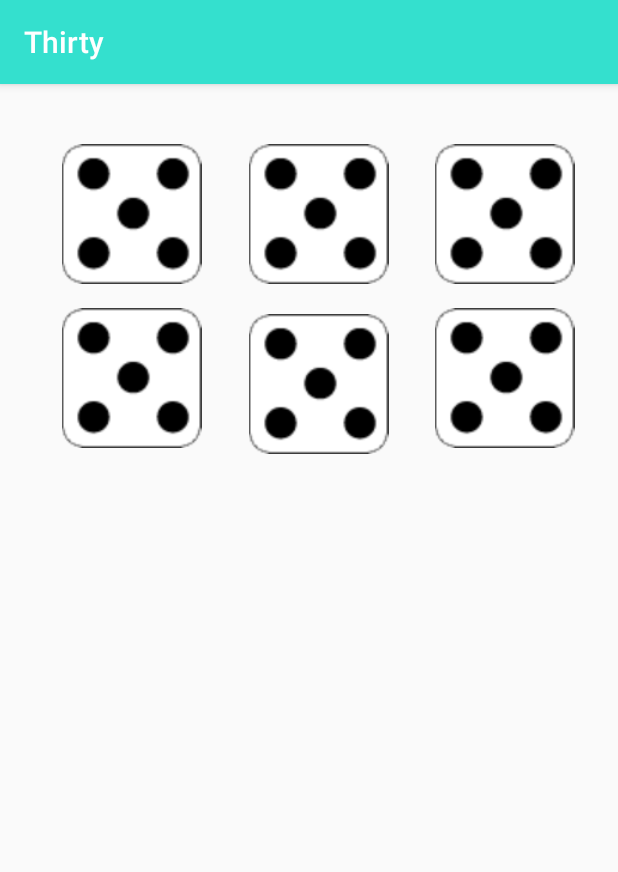
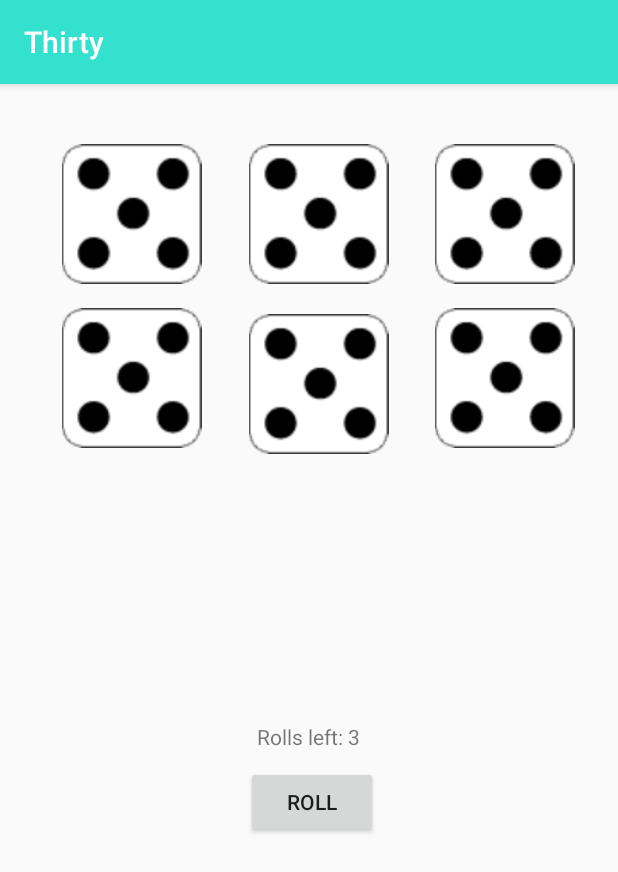
Before and after one commit to CLundstrom/Dice-Thirty, an Android app: the GameActivity screen opened directly, with no data from a screen before it, on a phone screen of 412 x 824 dp. Shown: the top 872 px of the screen. Run offline under Robolectric (Android 15) with nearby library versions, the phone set to English and light mode, and no system bars.

Commit message:
Refactored the hierarchy of Game/GameRound etc

```diff
--- a/app/src/main/java/com/example/thirty/Views/GameActivity.java
+++ b/app/src/main/java/com/example/thirty/Views/GameActivity.java
@@ -2,7 +2,9 @@ package com.example.thirty.Views;
 
 import android.support.v7.app.AppCompatActivity;
 import android.os.Bundle;
+import android.widget.Button;
 import android.widget.ImageView;
+import android.widget.TextView;
 
 import com.example.thirty.R;
 
@@ -20,7 +22,9 @@ import controllers.GameController;
 public class GameActivity extends AppCompatActivity {
 
     private GameController mGameController;
-    private ArrayList<ImageView> diceViews;
+    private ArrayList<ImageView> mDiceViews;
+    private Button roll;
+    private TextView rollText;
 
 
 
@@ -28,9 +32,14 @@ public class GameActivity extends AppCompatActivity {
     protected void onCreate(Bundle savedInstanceState) {
         super.onCreate(savedInstanceState);
         setContentView(R.layout.activity_game);
-        diceViews = getDiceViews();
-        mGameController = new GameController(diceViews);
+        roll = findViewById(R.id.button_roll);
+        rollText = findViewById(R.id.rolls);
+        roll.setOnClickListener( d -> {
+            mGameController.refreshScene(this, rollText);
+        });
 
+        mDiceViews = getDiceViews();
+        mGameController = new GameController(mDiceViews);
     }
 
     /**
--- a/app/src/main/java/controllers/GameController.java
+++ b/app/src/main/java/controllers/GameController.java
@@ -1,7 +1,9 @@
 package controllers;
 
+import android.content.Context;
 import android.view.View;
 import android.widget.ImageView;
+import android.widget.TextView;
 
 import java.util.ArrayList;
 import java.util.List;
@@ -17,43 +19,31 @@ import models.Game;
  */
 public class GameController {
 
-    public final int AMOUNT_DICES = 6;
+
     private Game mGame;
     private ArrayList<ImageView> mImageViews;
     private ArrayList<Dice> mActiveDices;
 
     public GameController(ArrayList<ImageView> imageViews) {
         this.mImageViews = imageViews;
-        mGame = new Game(AMOUNT_DICES);
-        mActiveDices = mGame.getDices();
-        updateImageView(this.mImageViews);
+        mGame = new Game();
+        mActiveDices = mGame.getCurrentRound().getDices();
+        updateImageView();
         attachListeners();
     }
 
-    public void startGame() {
-        mGame = new Game(AMOUNT_DICES);
-    }
-
-    public void endGame() {
-    }
-
-    public void updateImageView(ArrayList<ImageView> imageViews) {
-        List<Dice> dices = mGame.getDices();
-        for (int i = 0; i < imageViews.size(); i++) {
-            imageViews.get(i).setImageResource(dices.get(i).getCurrentImage());
-        }
-    }
 
     public void updateImageView() {
-        List<Dice> dices = mGame.getDices();
+        List<Dice> dices = mGame.getCurrentRound().getDices();
         for (int i = 0; i < mImageViews.size(); i++) {
             mImageViews.get(i).setImageResource(dices.get(i).getCurrentImage());
         }
     }
 
-    public void markDice(ImageView view, int position) {
-        List<Dice> tmp = mGame.getDices();
-        tmp.get(position).setMarked();
+    public void refreshScene(Context context, TextView view){
+        mGame.getCurrentRound().tossDices(context);
+        mGame.getCurrentRound().updateRollText(view);
+        updateImageView();
     }
 
     private void attachListeners(){
--- a/app/src/main/java/models/Dice.java
+++ b/app/src/main/java/models/Dice.java
@@ -32,8 +32,8 @@ public class Dice {
     }
 
     public void toss() {
+        if(mMarked == false){
             this.mValue = new Random().nextInt(6) + 1;
-
             // Updates currentImage to the corresponding value of the dice.
             switch (mValue) {
                 case 1:
@@ -54,6 +54,7 @@ public class Dice {
                 case 6:
                     mCurrentImage = R.drawable.white6;
                     break;
+            }
         }
     }
 
--- a/app/src/main/java/models/Game.java
+++ b/app/src/main/java/models/Game.java
@@ -10,36 +10,28 @@ import java.util.ArrayList;
  */
 public class Game {
 
-
+    private ArrayList<Integer> scores;
+    private final int GAME_ROUNDS = 3;
     private int mRoundNr;
-    private ArrayList<Dice> mDices = new ArrayList<>();
     private GameRound gameRound;
 
     /**
      * A new game is Initialized and Default values are set.
      */
-    public Game(int diceAmount) {
+    public Game() {
         mRoundNr = 0;
-        mDices = generateDices(diceAmount);
-        gameRound = new GameRound();
+
+        initializeGame();
+
+        // START SCORE ACTIVITY
     }
 
-    /**
-     * Generates a new List of dices. Used for each throw or new GameRound.
-     * @return Returns a list of Randomized dices.
-     */
-    public ArrayList<Dice> generateDices(int diceAmount) {
-        ArrayList<Dice> tmp = new ArrayList<>();
-        for (int i = 0; i < diceAmount; i++) {
-            tmp.add(new Dice());
-        }
-        return tmp;
+    private void initializeGame(){
+        gameRound = new GameRound();
+        //scores.add(gameRound.getScore());
     }
 
-    /**
-     * @return Returns the current set of Dices.
-     */
-    public ArrayList<Dice> getDices(){
-        return mDices;
+    public GameRound getCurrentRound(){
+        return gameRound;
     }
 }
--- a/app/src/main/java/models/GameRound.java
+++ b/app/src/main/java/models/GameRound.java
@@ -1,4 +1,14 @@
 package models;
+
+import android.content.Context;
+import android.view.Gravity;
+import android.widget.TextView;
+import android.widget.Toast;
+
+import com.example.thirty.R;
+
+import java.util.ArrayList;
+
 /**
  * @Author: Christoffer Lundstrom
  * @Date: 10/06/2019
@@ -7,15 +17,68 @@ package models;
  */
 public class GameRound {
 
+    public final int AMOUNT_DICES = 6;
     public static final int MAX_RETHROWS = 3;
-    public int mScore;
+    private int mAttempt;
+    private ArrayList<Dice> mDices;
+    private int mScore;
 
     public GameRound(){
+        mAttempt = 0;
         mScore = 0;
-
+        mDices = generateDices(AMOUNT_DICES);
     }
 
     public int getScore() {
         return mScore;
     }
+
+    public ArrayList<Dice> getDices(){
+        return mDices;
+    }
+
+    /**
+     * Generates a new List of dices. Used for new GameRounds.
+     * @return Returns a list of Randomized dices.
+     */
+    public ArrayList<Dice> generateDices(int diceAmount) {
+        ArrayList<Dice> tmp = new ArrayList<>();
+        for (int i = 0; i < diceAmount; i++) {
+            tmp.add(new Dice());
+        }
+        return tmp;
+    }
+
+    public void updateRollText(TextView view){
+        view.setText("Rolls left: " + (MAX_RETHROWS-mAttempt));
+    }
+
+
+    /**
+     * Provides new values for the dices. Used for each throw.
+     */
+    public void tossDices(Context context){
+        if(isAttemptValid(context))
+        for (Dice d: mDices) {
+            d.toss();
+        }
+    }
+
+    /**
+     *
+     * @param context The context in which the Toast should appear.
+     */
+    private boolean isAttemptValid(Context context){
+
+        if(mAttempt < MAX_RETHROWS){
+            mAttempt++;
+            return true;
+        }
+        else{
+            Toast toast = Toast.makeText(context, R.string.out_of_attempts, Toast.LENGTH_SHORT);
+            toast.setGravity(Gravity.TOP, 0,200);
+            toast.show();
+            return false;
+        }
+    }
 }
--- a/app/src/main/res/layout/activity_game.xml
+++ b/app/src/main/res/layout/activity_game.xml
@@ -14,7 +14,7 @@
         app:layout_constraintEnd_toStartOf="@+id/dice6"
         app:layout_constraintStart_toEndOf="@+id/dice3"
         app:layout_constraintTop_toBottomOf="@+id/dice1"
-        app:srcCompat="@drawable/white5"/>
+        app:srcCompat="@drawable/white5" />
 
     <ImageView
         android:id="@+id/dice6"
@@ -24,7 +24,7 @@
         android:layout_marginEnd="28dp"
         app:layout_constraintEnd_toEndOf="parent"
         app:layout_constraintTop_toBottomOf="@+id/dice4"
-        app:srcCompat="@drawable/white6"/>
+        app:srcCompat="@drawable/white6" />
 
     <android.support.v7.widget.AppCompatImageView
         android:id="@+id/dice4"
@@ -34,8 +34,7 @@
         android:layout_marginEnd="28dp"
         app:layout_constraintEnd_toEndOf="parent"
         app:layout_constraintTop_toTopOf="parent"
-        app:srcCompat="@drawable/white3"
-        />
+        app:srcCompat="@drawable/white3" />
 
     <ImageView
         android:id="@+id/dice3"
@@ -45,7 +44,7 @@
         android:layout_marginTop="16dp"
         app:layout_constraintStart_toStartOf="parent"
         app:layout_constraintTop_toBottomOf="@+id/dice2"
-        app:srcCompat="@drawable/white4"/>
+        app:srcCompat="@drawable/white4" />
 
     <ImageView
         android:id="@+id/dice2"
@@ -55,7 +54,7 @@
         android:layout_marginTop="40dp"
         app:layout_constraintStart_toStartOf="parent"
         app:layout_constraintTop_toTopOf="parent"
-        app:srcCompat="@drawable/white1"/>
+        app:srcCompat="@drawable/white1" />
 
     <ImageView
         android:id="@+id/dice1"
@@ -65,5 +64,30 @@
         app:layout_constraintEnd_toStartOf="@+id/dice4"
         app:layout_constraintStart_toEndOf="@+id/dice2"
         app:layout_constraintTop_toTopOf="parent"
-        app:srcCompat="@drawable/white2"/>
+        app:srcCompat="@drawable/white2" />
+
+    <Button
+        android:id="@+id/button_roll"
+        android:layout_width="wrap_content"
+        android:layout_height="wrap_content"
+        android:layout_marginTop="208dp"
+        android:text="@string/button_roll"
+        app:layout_constraintEnd_toEndOf="parent"
+        app:layout_constraintHorizontal_bias="0.507"
+        app:layout_constraintStart_toStartOf="parent"
+        app:layout_constraintTop_toBottomOf="@+id/dice5" />
+
+    <TextView
+        android:id="@+id/rolls"
+        android:layout_width="88dp"
+        android:layout_height="20dp"
+        android:layout_marginBottom="8dp"
+        android:text="@string/text_rolls_left"
+        android:textAlignment="center"
+        app:layout_constraintBottom_toTopOf="@+id/button_roll"
+        app:layout_constraintEnd_toEndOf="parent"
+        app:layout_constraintHorizontal_bias="0.498"
+        app:layout_constraintStart_toStartOf="parent"
+        app:layout_constraintTop_toBottomOf="@+id/dice5"
+        app:layout_constraintVertical_bias="0.994" />
 </android.support.constraint.ConstraintLayout>
--- a/app/src/main/res/values/strings.xml
+++ b/app/src/main/res/values/strings.xml
@@ -1,4 +1,7 @@
 <resources>
     <string name="app_name">Thirty</string>
     <string name="new_game">New Game</string>
+    <string name="button_roll">Roll</string>
+    <string name="text_rolls_left">Rolls left: 3</string>
+    <string name="out_of_attempts">Out of attempts!</string>
 </resources>
```
Lines whose indentation alone changed are shown as unchanged.
